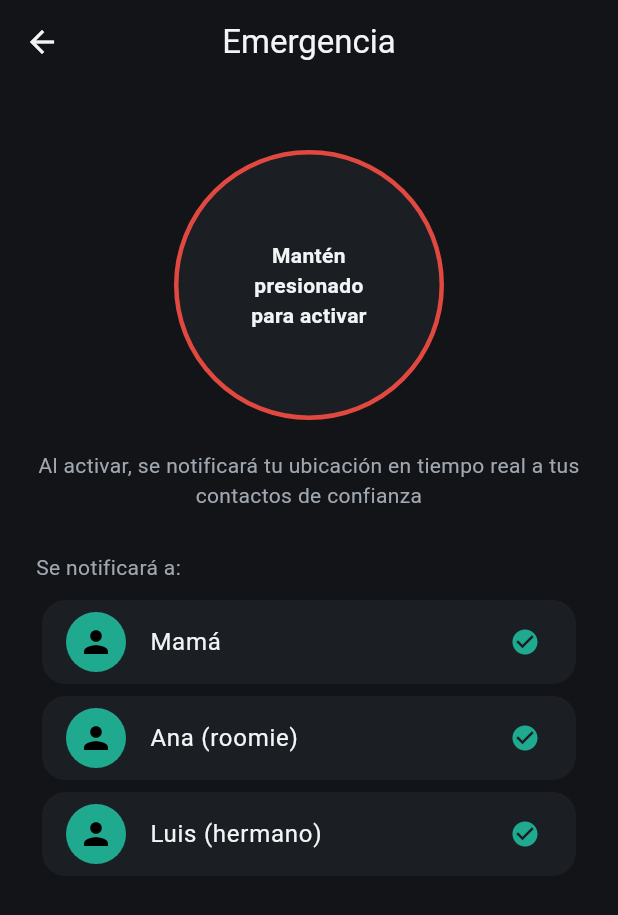
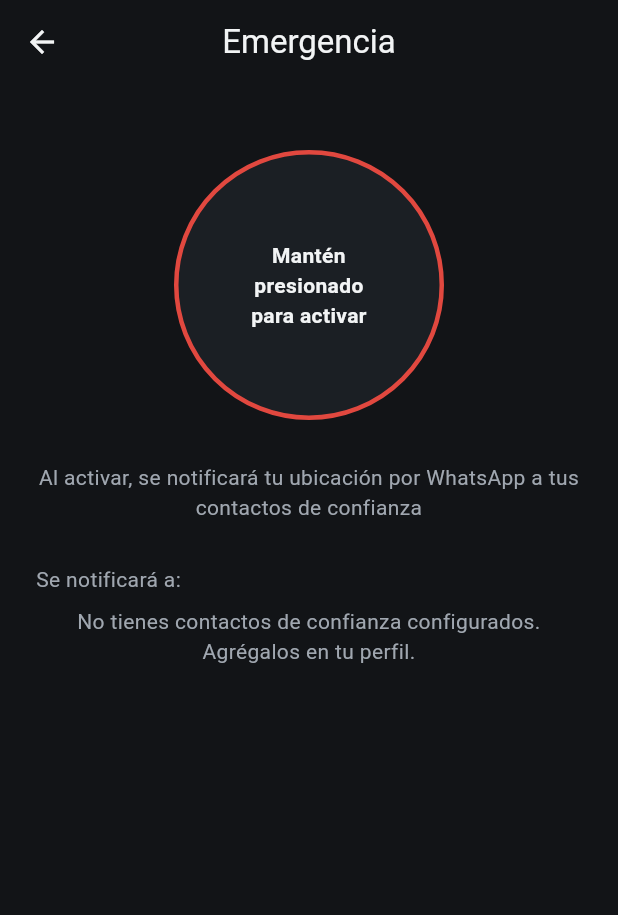
Before and after one commit to daaaf18/safe360, a Flutter app: the SosScreen screen opened directly, on a phone screen of 412 x 824 dp. Shown: the top 915 px of the screen. Run offline on Flutter 3.47's test engine with Material 3 defaults, Android fonts, the light colour scheme and no system bars; our stand-ins replace flutter_contacts, google_sign_in, shared_preferences; accounts and stored records are empty.

Commit message:
Frontend: pantallas conectadas al backend

```diff
--- a/frontend/lib/screens/profile_screen.dart
+++ b/frontend/lib/screens/profile_screen.dart
@@ -15,7 +15,7 @@ class ProfileScreen extends StatefulWidget {
 }
 
 class _ProfileScreenState extends State<ProfileScreen> {
-  static const String baseUrl = 'http://10.0.2.2:3000';
+  static const String baseUrl = 'http://localhost:3000';
 
   String _nombre = '';
   String _email = '';
--- a/frontend/lib/screens/report_screen.dart
+++ b/frontend/lib/screens/report_screen.dart
@@ -50,7 +50,7 @@ class _ReportScreenState extends State<ReportScreen> {
       }
 
       final response = await http.post(
-        Uri.parse('http://10.0.2.2:3000/reportes'),
+        Uri.parse('http://localhost:3000/reportes'),
         headers: {
           'Content-Type': 'application/json',
           'Authorization': 'Bearer $token',
--- a/frontend/lib/screens/safe_route_screen.dart
+++ b/frontend/lib/screens/safe_route_screen.dart
@@ -13,7 +13,7 @@ class SafeRouteScreen extends StatefulWidget {
 }
 
 class _SafeRouteScreenState extends State<SafeRouteScreen> {
-  static const String baseUrl = 'http://10.0.2.2:3000';
+  static const String baseUrl = 'http://localhost:3000';
 
   final _origenCtrl = TextEditingController();
   final _destinoCtrl = TextEditingController();
--- a/frontend/lib/screens/sos_screen.dart
+++ b/frontend/lib/screens/sos_screen.dart
@@ -1,4 +1,7 @@
+import 'dart:convert';
 import 'package:flutter/material.dart';
+import 'package:shared_preferences/shared_preferences.dart';
+import 'package:http/http.dart' as http;
 import '../theme.dart';
 
 class SosScreen extends StatefulWidget {
@@ -9,9 +12,94 @@ class SosScreen extends StatefulWidget {
 }
 
 class _SosScreenState extends State<SosScreen> {
+  static const String baseUrl = 'http://10.0.2.2:3000';
+
   bool _activated = false;
+  bool _loading = false;
+  String? _mensaje;
+  List<dynamic> _contactos = [];
 
-  final _contacts = const ['Mamá', 'Ana (roomie)', 'Luis (hermano)'];
+  // Coordenadas de prueba — centro de Puebla
+  // Se reemplazarán con geolocator cuando se integre
+  final double _latitud = 19.0414;
+  final double _longitud = -98.2063;
+
+  @override
+  void initState() {
+    super.initState();
+    _cargarContactos();
+  }
+
+  Future<void> _cargarContactos() async {
+    try {
+      final prefs = await SharedPreferences.getInstance();
+      final token = prefs.getString('token');
+      final usuarioStr = prefs.getString('usuario');
+
+      if (token == null || usuarioStr == null) return;
+
+      final usuario = jsonDecode(usuarioStr);
+      final userId = usuario['id'];
+
+      final response = await http.get(
+        Uri.parse('$baseUrl/users/$userId/contactos'),
+        headers: {'Authorization': 'Bearer $token'},
+      );
+
+      if (response.statusCode == 200) {
+        setState(() => _contactos = jsonDecode(response.body));
+      }
+    } catch (e) {
+      // Error silencioso
+    }
+  }
+
+  Future<void> _activarSOS() async {
+    setState(() { _loading = true; _mensaje = null; });
+
+    try {
+      final prefs = await SharedPreferences.getInstance();
+      final token = prefs.getString('token');
+
+      if (token == null) {
+        setState(() {
+          _loading = false;
+          _mensaje = 'Debes iniciar sesión para usar el SOS';
+        });
+        return;
+      }
+
+      final response = await http.post(
+        Uri.parse('$baseUrl/sos'),
+        headers: {
+          'Content-Type': 'application/json',
+          'Authorization': 'Bearer $token',
+        },
+        body: jsonEncode({
+          'latitud': _latitud,
+          'longitud': _longitud,
+        }),
+      );
+
+      setState(() => _loading = false);
+
+      final data = jsonDecode(response.body);
+
+      if (response.statusCode == 200) {
+        setState(() {
+          _activated = true;
+          _mensaje = data['message'];
+        });
+      } else {
+        setState(() => _mensaje = data['error'] ?? 'Error al activar SOS');
+      }
+    } catch (e) {
+      setState(() {
+        _loading = false;
+        _mensaje = 'Error de conexión con el servidor';
+      });
+    }
+  }
 
   @override
   Widget build(BuildContext context) {
@@ -23,7 +111,7 @@ class _SosScreenState extends State<SosScreen> {
           children: [
             const SizedBox(height: 20),
             GestureDetector(
-              onLongPress: () => setState(() => _activated = true),
+              onLongPress: _loading ? null : _activarSOS,
               child: Container(
                 width: 180,
                 height: 180,
@@ -33,11 +121,17 @@ class _SosScreenState extends State<SosScreen> {
                   border: Border.all(color: AppColors.danger, width: 3),
                 ),
                 child: Center(
-                  child: Text(
-                    _activated ? 'ALERTA\nACTIVA' : 'Mantén\npresionado\npara activar',
+                  child: _loading
+                      ? const CircularProgressIndicator(color: AppColors.danger)
+                      : Text(
+                          _activated
+                              ? 'ALERTA\nACTIVA'
+                              : 'Mantén\npresionado\npara activar',
                           textAlign: TextAlign.center,
                           style: TextStyle(
-                      color: _activated ? Colors.white : AppColors.textPrimary,
+                            color: _activated
+                                ? Colors.white
+                                : AppColors.textPrimary,
                             fontWeight: FontWeight.bold,
                           ),
                         ),
@@ -45,40 +139,81 @@ class _SosScreenState extends State<SosScreen> {
               ),
             ),
             const SizedBox(height: 20),
+            if (_mensaje != null)
+              Text(
+                _mensaje!,
+                textAlign: TextAlign.center,
+                style: TextStyle(
+                  color: _activated ? AppColors.safe : AppColors.danger,
+                  fontWeight: FontWeight.w500,
+                ),
+              ),
             if (_activated)
               Column(
                 children: [
-                  const Text('Compartiendo tu ubicación en tiempo real',
-                      style: TextStyle(color: AppColors.danger)),
+                  const SizedBox(height: 8),
+                  const Text(
+                    'Compartiendo tu ubicación en tiempo real',
+                    style: TextStyle(color: AppColors.danger),
+                  ),
                   const SizedBox(height: 12),
                   TextButton(
-                    onPressed: () => setState(() => _activated = false),
+                    onPressed: () => setState(() {
+                      _activated = false;
+                      _mensaje = null;
+                    }),
                     child: const Text('Cancelar alerta'),
                   ),
                 ],
               )
             else
-              const Text(
-                'Al activar, se notificará tu ubicación en tiempo real a tus contactos de confianza',
+              const Padding(
+                padding: EdgeInsets.only(top: 8),
+                child: Text(
+                  'Al activar, se notificará tu ubicación por WhatsApp a tus contactos de confianza',
                   textAlign: TextAlign.center,
                   style: TextStyle(color: AppColors.textSecondary),
+                ),
               ),
             const SizedBox(height: 28),
             const Align(
               alignment: Alignment.centerLeft,
-              child: Text('Se notificará a:',
-                  style: TextStyle(color: AppColors.textSecondary)),
+              child: Text(
+                'Se notificará a:',
+                style: TextStyle(color: AppColors.textSecondary),
+              ),
             ),
             const SizedBox(height: 8),
-            ..._contacts.map((c) => Card(
+            _contactos.isEmpty
+                ? const Text(
+                    'No tienes contactos de confianza configurados.\nAgrégalos en tu perfil.',
+                    textAlign: TextAlign.center,
+                    style: TextStyle(color: AppColors.textSecondary),
+                  )
+                : Column(
+                    children: _contactos
+                        .map((c) => Card(
                               child: ListTile(
-                    leading: const CircleAvatar(child: Icon(Icons.person)),
-                    title: Text(c,
-                        style: const TextStyle(color: AppColors.textPrimary)),
-                    trailing: const Icon(Icons.check_circle,
+                                leading: const CircleAvatar(
+                                  child: Icon(Icons.person),
+                                ),
+                                title: Text(
+                                  c['nombre'] ?? '',
+                                  style: const TextStyle(
+                                      color: AppColors.textPrimary),
+                                ),
+                                subtitle: Text(
+                                  c['telefono'] ?? '',
+                                  style: const TextStyle(
+                                      color: AppColors.textSecondary,
+                                      fontSize: 12),
+                                ),
+                                trailing: const Icon(Icons.whatsapp,
                                     color: AppColors.safe, size: 20),
                           ),
-                )),
+                        ))
+                        .toList(),
+                  ),
           ],
         ),
       ),
```
Also changed, not shown: frontend/lib/screens/contacts_screen.dart (+85 -49 lines). Lines whose indentation alone changed are shown as unchanged.
